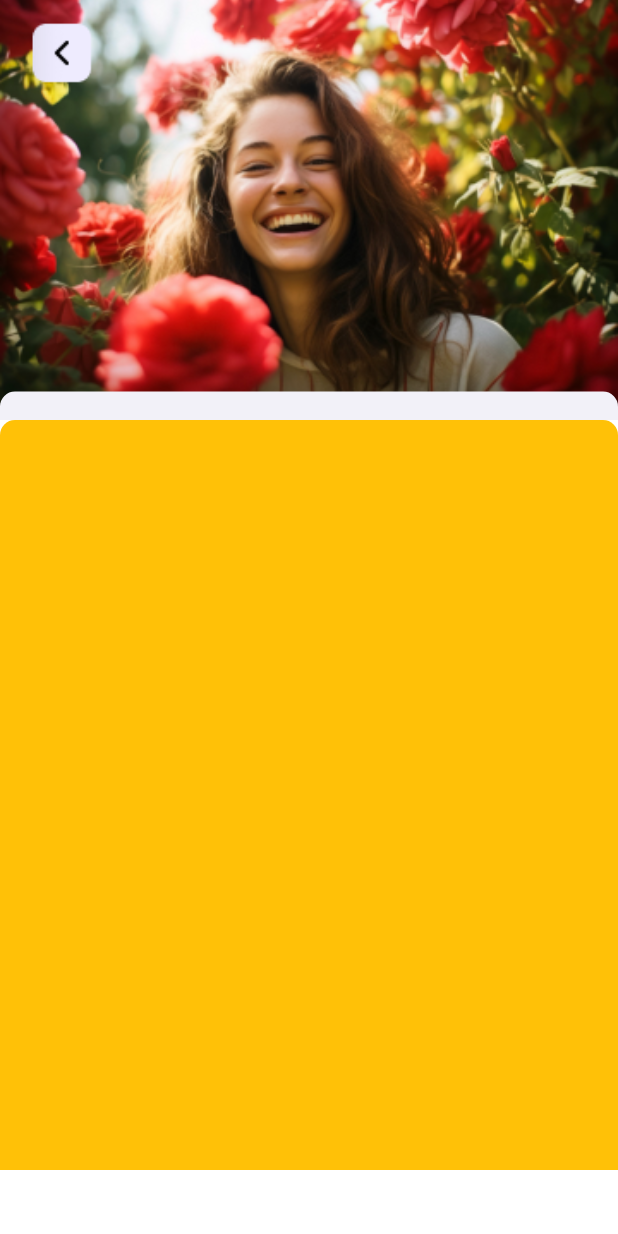
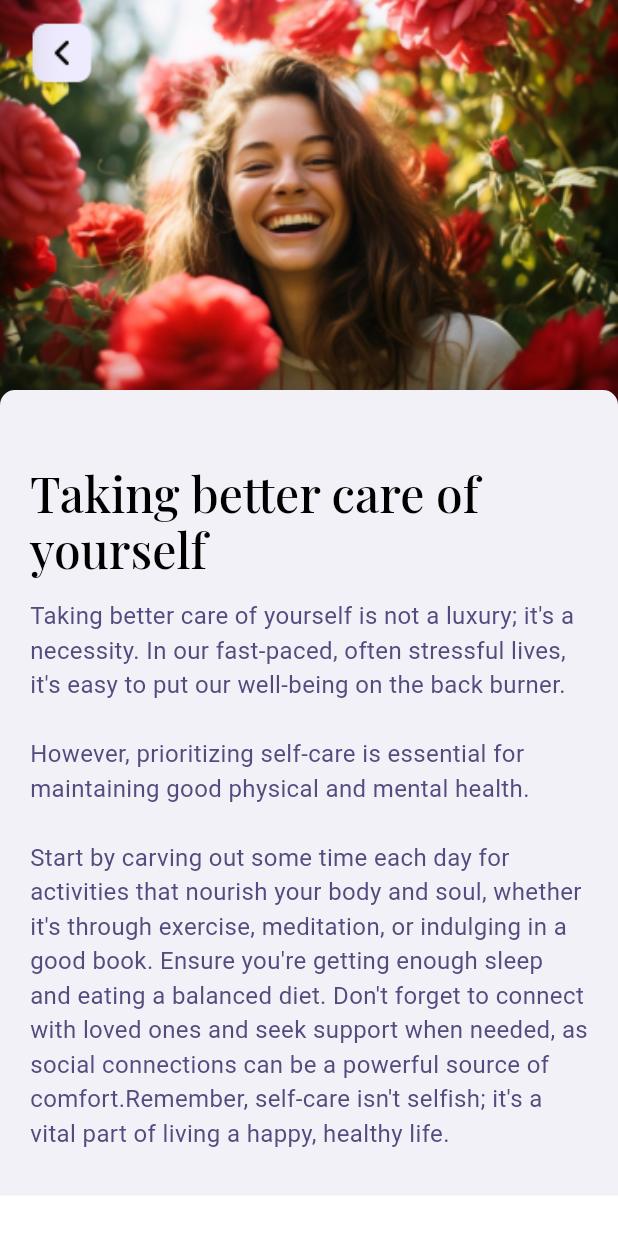
Before and after one commit to noelg-cj/Lullaby, a Flutter app: the screen it shows after launch, on a phone screen of 412 x 824 dp. Run offline on Flutter 3.47's test engine with Material 3 defaults, Android fonts, the phone set to English and light mode, and no system bars.

Commit message:
Blog section completed

```diff
--- a/frontend/lib/pages/blog_page.dart
+++ b/frontend/lib/pages/blog_page.dart
@@ -1,4 +1,8 @@
 import 'package:flutter/material.dart';
+
+/*
+  TODO: Add "done by and date"
+ */
 
 class BlogWidget extends StatelessWidget {
   const BlogWidget({super.key});
@@ -13,12 +17,14 @@ class BlogWidget extends StatelessWidget {
               preferredSize: Size.fromHeight(30),
               child: Container(
                 width: MediaQuery.of(context).size.width,
+                height: 20,
                 decoration: BoxDecoration(
-                  color: Colors.blueAccent
+                  color: Theme.of(context).colorScheme.background,
+                  borderRadius: BorderRadius.only(topLeft: Radius.circular(10), topRight: Radius.circular(10))
                 ),
               )
             ),
-            backgroundColor: Theme.of(context).colorScheme.primary,
+            backgroundColor: Theme.of(context).colorScheme.background,
             elevation: 0,
             pinned: true,
             expandedHeight: 280,
@@ -35,32 +41,27 @@ class BlogWidget extends StatelessWidget {
                       fit: BoxFit.cover
                     ),
                   ),
-                  Positioned(
-                    bottom: -1,
-                    child: Container(
-                      height: 20,
-                      width: MediaQuery.of(context).size.width,
-                      decoration: BoxDecoration(
-                        color: Theme.of(context).colorScheme.background,
-                        borderRadius: BorderRadius.only(topLeft: Radius.circular(10), topRight: Radius.circular(10))
-                      ),
-                    ),
-                  )
                 ]
               ),
             ),
           ),
           SliverToBoxAdapter(
             child: Container(
+              padding: EdgeInsets.symmetric(horizontal: 20, vertical: 30),
               decoration: BoxDecoration(
-                color: Colors.amber,
-                borderRadius: BorderRadius.only(topLeft: Radius.circular(10), topRight: Radius.circular(10))
+                color: Theme.of(context).colorScheme.background,
               ),
               child: Column(
+                crossAxisAlignment: CrossAxisAlignment.start,
                 children: [
-                  Container(
-                    height: 500,
-                    width: MediaQuery.of(context).size.width
+                  Text(
+                    "Taking better care of yourself",
+                    style: Theme.of(context).textTheme.displayMedium
+                  ),
+                  SizedBox(height: 15),
+                  Text(
+                    "Taking better care of yourself is not a luxury; it's a necessity. In our fast-paced, often stressful lives, it's easy to put our well-being on the back burner. \n\nHowever, prioritizing self-care is essential for maintaining good physical and mental health.\n\nStart by carving out some time each day for activities that nourish your body and soul, whether it's through exercise, meditation, or indulging in a good book. Ensure you're getting enough sleep and eating a balanced diet. Don't forget to connect with loved ones and seek support when needed, as social connections can be a powerful source of comfort.Remember, self-care isn't selfish; it's a vital part of living a happy, healthy life.",
+                    style: Theme.of(context).textTheme.bodyMedium
                   )
                 ],
               )
--- a/frontend/lib/theme/Theme.dart
+++ b/frontend/lib/theme/Theme.dart
@@ -4,18 +4,18 @@ const textColor = Color(0xff534C7F);
 
 ThemeData lightTheme = ThemeData(
   brightness: Brightness.light,
-  primaryColor: Color(0xffA18CE7),
-  colorScheme: ColorScheme.light(
+  primaryColor: const Color(0xffA18CE7),
+  colorScheme: const ColorScheme.light(
     primary: Color(0xff9747FF),
     inversePrimary: textColor,
     background: Color(0xffF2F1F8)
   ),
-  textTheme: TextTheme(
+  textTheme: const TextTheme(
     bodySmall: TextStyle(
       color: textColor,
       fontSize: 14
     ),
-    bodyMedium: TextStyle(
+    bodyMedium: const TextStyle(
       fontSize: 16,
       color: textColor
     ),
@@ -24,6 +24,12 @@ ThemeData lightTheme = ThemeData(
       fontWeight: FontWeight.w600,
       color: textColor,
       fontSize: 24
+    ),
+    displayMedium: TextStyle(
+      fontFamily: 'PlayfairDisplay',
+      fontWeight: FontWeight.w500,
+      color: Colors.black,
+      fontSize: 32
     )
   )
 );
```
